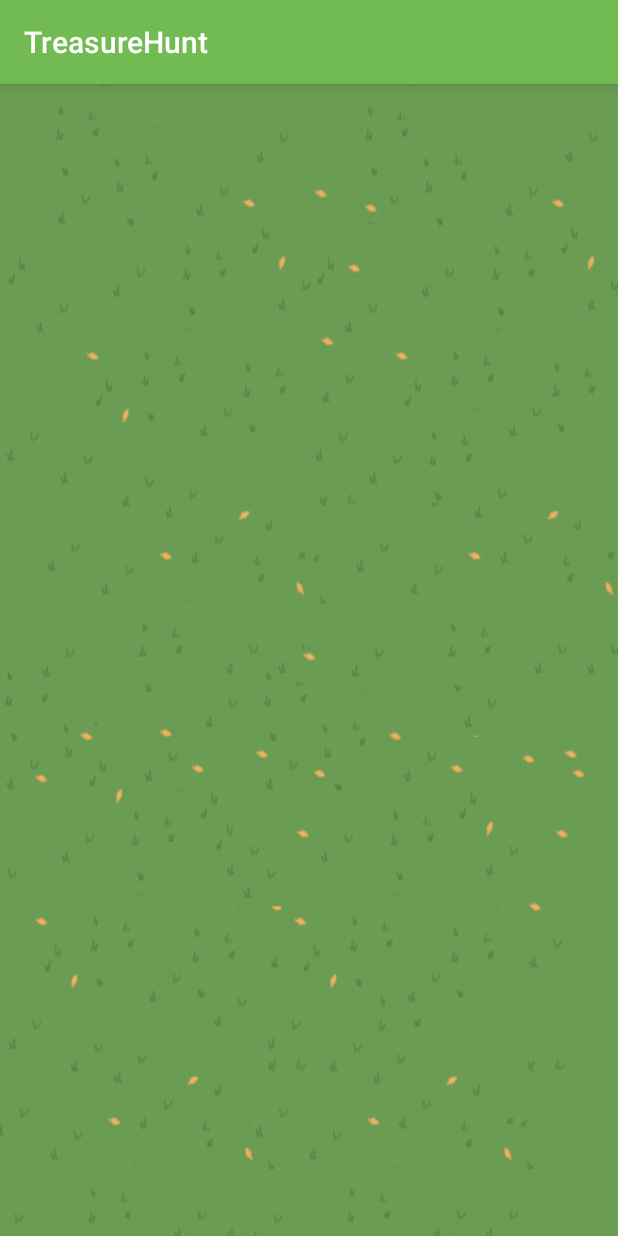
After one commit to oriamd/TreasureHunt, an Android app: the gameActivity screen opened directly, with no data from a screen before it, on a phone screen of 412 x 824 dp. The commit adds this screen. Run offline under Robolectric (Android 15) with nearby library versions, the phone set to English and light mode, and no system bars.

Commit message:
Added new gameActivity and background i created

```diff
--- a/app/src/main/AndroidManifest.xml
+++ b/app/src/main/AndroidManifest.xml
@@ -1,20 +1,21 @@
 <?xml version="1.0" encoding="utf-8"?>
 <manifest xmlns:android="http://schemas.android.com/apk/res/android"
-    package="com.example.ori.treasurehunt" >
+    package="com.example.ori.treasurehunt">
 
     <application
         android:allowBackup="true"
         android:icon="@mipmap/ic_launcher"
         android:label="@string/app_name"
         android:supportsRtl="true"
-        android:theme="@style/AppTheme" >
-        <activity android:name=".MainActivity" >
+        android:theme="@style/AppTheme">
+        <activity android:name=".MainActivity">
             <intent-filter>
                 <action android:name="android.intent.action.MAIN" />
 
                 <category android:name="android.intent.category.LAUNCHER" />
             </intent-filter>
         </activity>
+        <activity android:name=".gameActivity"></activity>
     </application>
 
 </manifest>
--- /dev/null
+++ b/app/src/main/java/com/example/ori/treasurehunt/gameActivity.java
@@ -0,0 +1,13 @@
+package com.example.ori.treasurehunt;
+
+import android.support.v7.app.AppCompatActivity;
+import android.os.Bundle;
+
+public class gameActivity extends AppCompatActivity {
+
+    @Override
+    protected void onCreate(Bundle savedInstanceState) {
+        super.onCreate(savedInstanceState);
+        setContentView(R.layout.activity_game);
+    }
+}
--- /dev/null
+++ b/app/src/main/res/layout/activity_game.xml
@@ -0,0 +1,10 @@
+<?xml version="1.0" encoding="utf-8"?>
+<android.support.constraint.ConstraintLayout xmlns:android="http://schemas.android.com/apk/res/android"
+    xmlns:tools="http://schemas.android.com/tools"
+    android:background="@drawable/grassbg"
+    android:id="@+id/activity_game"
+    android:layout_width="match_parent"
+    android:layout_height="match_parent"
+    tools:context="com.example.ori.treasurehunt.gameActivity">
+
+</android.support.constraint.ConstraintLayout>
--- a/app/src/main/res/values/colors.xml
+++ b/app/src/main/res/values/colors.xml
@@ -1,7 +1,7 @@
 <?xml version="1.0" encoding="utf-8"?>
 <resources>
     <color name="colorPrimary">#72bb53</color>
-    <color name="colorPrimaryDark">#629c44</color>
+    <color name="colorPrimaryDark">#4e7c36</color>
     <color name="colorAccent">#F9CE1D</color>
 
 </resources>
```
Also changed, not shown: app/src/main/res/drawable/grassbg.jpg (added).
